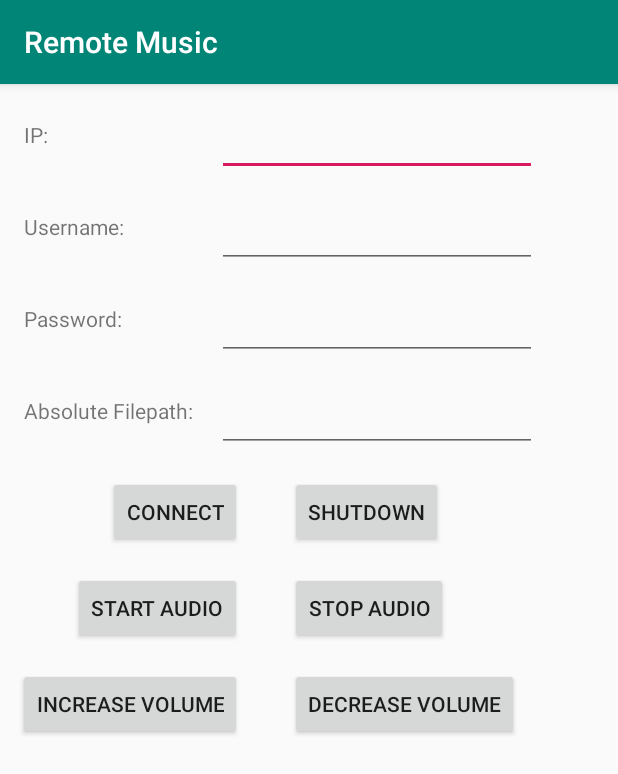
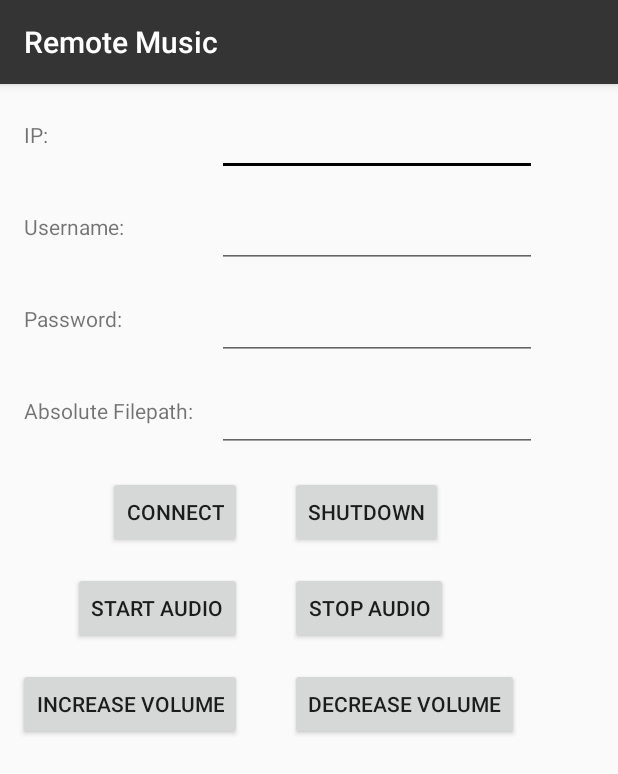
Before and after one commit to NWuensche/RemoteMusic, an Android app: the screen it shows after launch (MainActivity), on a phone screen of 412 x 824 dp. Shown: the top 774 px of the screen. Run offline under Robolectric (Android 15) with nearby library versions, the phone set to English and light mode, and no system bars.

Commit message:
Dark Color Scheme

```diff
--- a/app/src/main/res/values/colors.xml
+++ b/app/src/main/res/values/colors.xml
@@ -1,6 +1,6 @@
 <?xml version="1.0" encoding="utf-8"?>
 <resources>
-    <color name="colorPrimary">#008577</color>
-    <color name="colorPrimaryDark">#00574B</color>
-    <color name="colorAccent">#D81B60</color>
+    <color name="colorPrimary">#343434</color>
+    <color name="colorPrimaryDark">#000000</color>
+    <color name="colorAccent">#000000</color>
 </resources>
```
